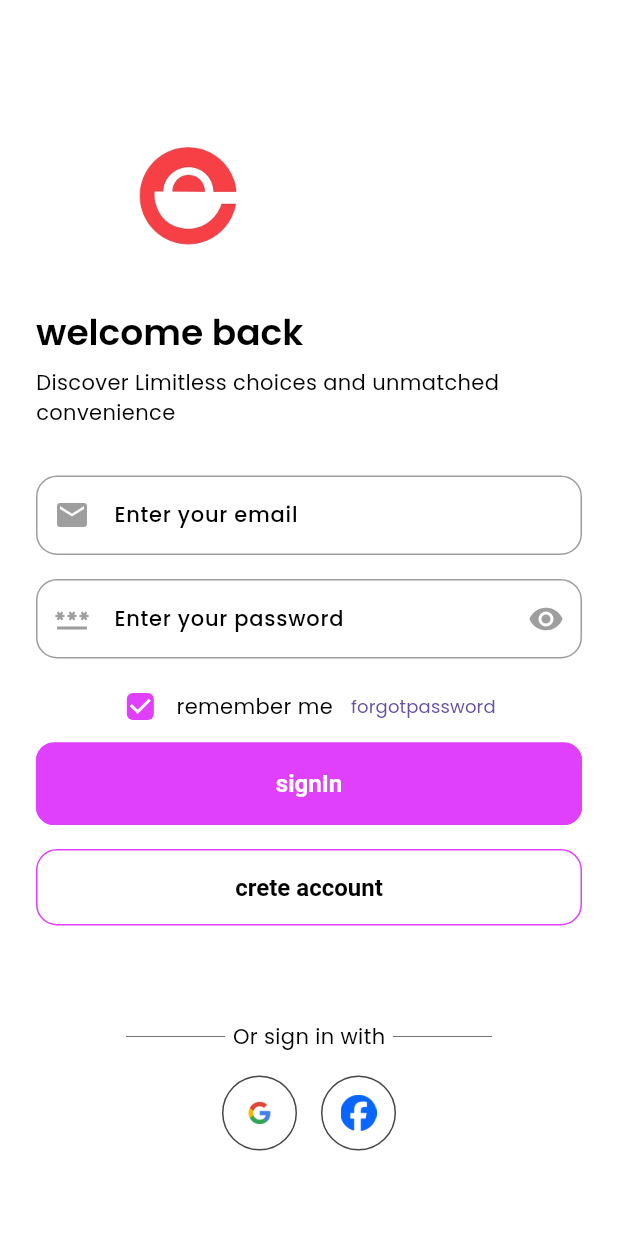
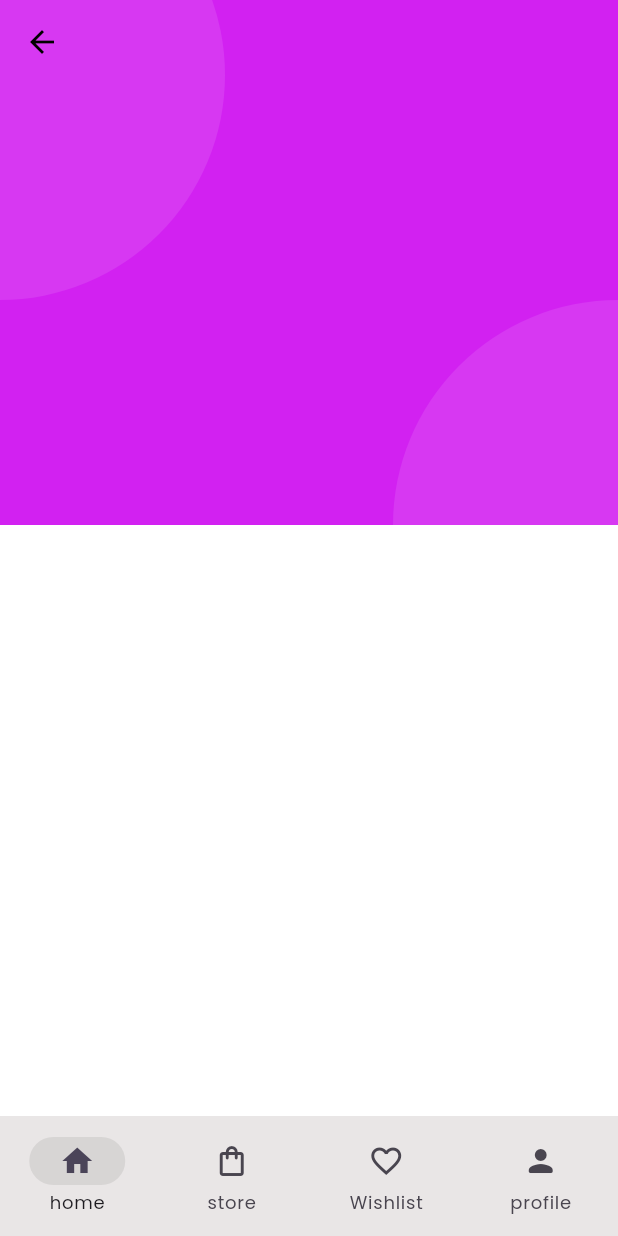
Before and after one commit to shasnamoidu/E_cart, a Flutter app: the LoginScreen screen opened directly, after a tap on "signIn", on a phone screen of 412 x 824 dp. Run offline on Flutter 3.47's test engine with Material 3 defaults, Android fonts, the phone set to English and light mode, and no system bars; our stand-ins replace get, get_storage, logger, smooth_page_indicator; accounts and stored records are empty.

Commit message:
add navigation bar

```diff
--- a/lib/bottom_navigation.dart
+++ b/lib/bottom_navigation.dart
@@ -0,0 +1,42 @@
+import 'package:e_cart/features/authentications/screens/home/homePage.dart';
+import 'package:e_cart/utils/constants/colors.dart';
+import 'package:e_cart/utils/helpers/helper_function.dart';
+import 'package:flutter/material.dart';
+import 'package:get/get.dart';
+
+class BottomNavigation extends StatelessWidget {
+  const BottomNavigation({super.key});
+
+  @override
+  Widget build(BuildContext context) {
+
+    final controller = Get.put(NavigationController());
+    final dark = HelperFunctionss.isDarkMode(context);
+
+    return  Scaffold(
+      bottomNavigationBar: Obx(
+        () => NavigationBar(
+          height: 80,
+          elevation: 0,
+          selectedIndex: controller.selectedIndex.value,
+          onDestinationSelected: (index) => controller.selectedIndex.value = index,
+          backgroundColor: dark ? Colorss.black : Colorss.white,
+          indicatorColor: dark ? Colorss.white.withOpacity(0.1) : Colorss.black.withOpacity(0.1),
+         destinations: const [
+         NavigationDestination(icon: Icon(Icons.home), label: 'home'),
+         NavigationDestination(icon: Icon(Icons.shopping_bag_outlined), label: 'store'),
+         NavigationDestination(icon: Icon(Icons.favorite_border), label: 'Wishlist'),
+         NavigationDestination(icon: Icon(Icons.person_rounded), label: 'profile'),
+
+        ]),
+      ),
+     body:Obx(() => controller.screens[controller.selectedIndex.value] ,)
+    );
+  }
+}
+
+class NavigationController extends GetxController{
+  final Rx<int> selectedIndex = 0.obs;
+
+  final screens = [const HomeScreen(), Container(color: Colors.amber,),Container(color: Colors.black,),Container(color: Colors.blue,)];
+}
--- /dev/null
+++ b/lib/features/authentications/screens/home/homePage.dart
@@ -0,0 +1,59 @@
+import 'package:e_cart/utils/constants/colors.dart';
+import 'package:flutter/material.dart';
+
+class HomeScreen extends StatelessWidget {
+  const HomeScreen({super.key});
+
+  @override
+  Widget build(BuildContext context) {
+    return Scaffold(
+      body: SingleChildScrollView(
+        child: Column(
+          children: [
+            ClipPath(
+
+              child: Container(color: Colorss.primary,
+              // padding: const EdgeInsets.all(0),
+              child: SizedBox(
+                height: 350,
+                child: Stack(
+                  children: [
+                    Positioned(top: -100, left: -250,
+                      child: Container(
+                        width: 400,
+                        height: 300,
+                        padding: const EdgeInsets.all(0),
+                        decoration: BoxDecoration(
+                                    borderRadius: BorderRadius.circular(300),
+                                    color: Colors.white.withOpacity(0.1)
+                                  ),
+                      ),
+                    ),
+                     Positioned(top: 200, right: -250,
+                       child: Container(
+                        width: 400,
+                        height: 300,
+                        padding: const EdgeInsets.all(0),
+                        decoration: BoxDecoration(
+                                     borderRadius: BorderRadius.circular(300),
+                                     color: Colors.white.withOpacity(0.1)
+                                   ),
+                                       ),
+                     ),
+                     Column(
+                      children: [
+                        AppBar()
+                      ],
+                     )
+
+                  ],
+                ),
+              ),
+              ),
+            )
+          ],
+        ),
+      ),
+    );
+  }
+}
--- a/lib/features/authentications/screens/loginScreen/login.dart
+++ b/lib/features/authentications/screens/loginScreen/login.dart
@@ -1,10 +1,10 @@
+import 'package:e_cart/bottom_navigation.dart';
 import 'package:e_cart/common/styles/spacing_style.dart';
 import 'package:e_cart/features/authentications/screens/sigupScreen/signup.dart';
 import 'package:e_cart/features/authentications/screens/verifications/forgotPassword.dart';
 import 'package:e_cart/utils/constants/colors.dart';
 import 'package:e_cart/utils/constants/image_string.dart';
 import 'package:e_cart/utils/constants/sizes.dart';
-import 'package:e_cart/utils/constants/text_string.dart';
 import 'package:e_cart/utils/helpers/helper_function.dart';
 import 'package:flutter/material.dart';
 import 'package:get/get.dart';
@@ -93,9 +93,7 @@ class LoginScreen extends StatelessWidget {
                       //sing in button
                       SizedBox(width: double.infinity,
                         child: ElevatedButton(
-                          onPressed: () {
-
-                          }, child: const Text('signIn')),
+                          onPressed: () => Get.to(BottomNavigation()), child: const Text('signIn')),
                       ),
                       const SizedBox(
                         height: Sizess.spaceBtwItems,
```
